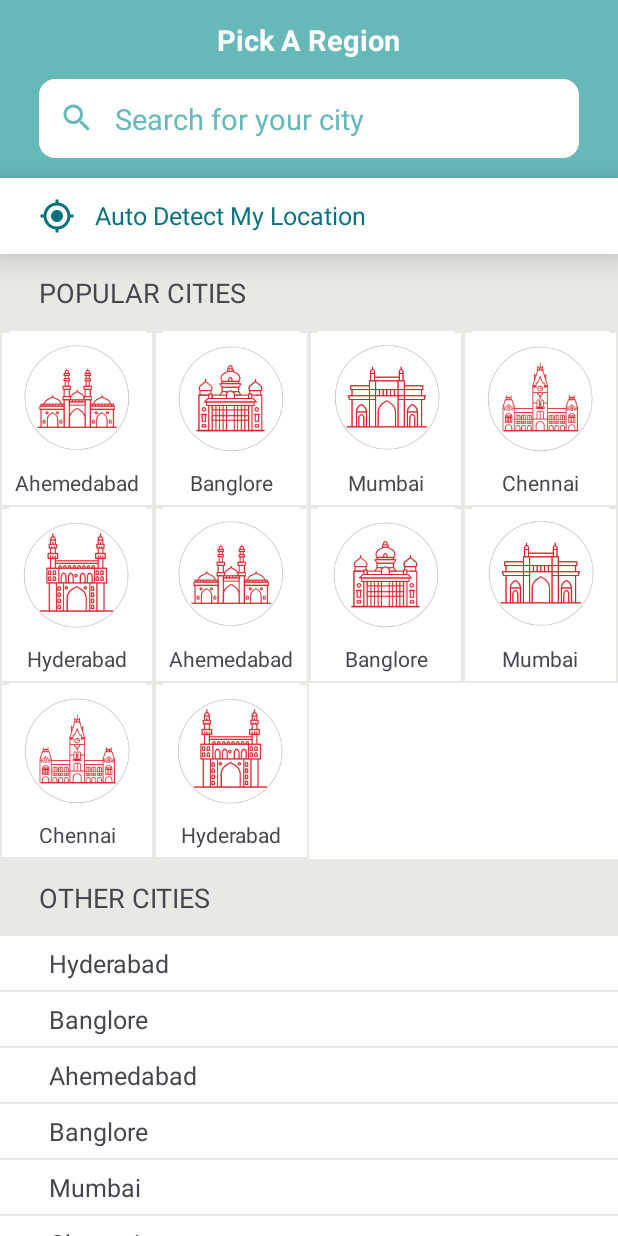
After one commit to Zariya-101/zariya-android-app, an Android app: the LocationFragment screen opened through its navigation route, on a phone screen of 412 x 824 dp. The commit adds this screen. Run offline under Robolectric (Android 15) with nearby library versions, the phone set to English and light mode, and no system bars; our stand-ins replace sdp/ssp sizes.

Commit message:
LocationFragment

```diff
--- /dev/null
+++ b/app/src/main/java/com/zariya/zariya/adapter/OtherCitiesAdapter.kt
@@ -0,0 +1,38 @@
+package com.zariya.zariya.adapter
+
+import android.content.Context
+import android.view.LayoutInflater
+import android.view.ViewGroup
+import androidx.recyclerview.widget.RecyclerView
+import com.zariya.zariya.databinding.OtherCityItemBinding
+
+
+class OtherCitiesAdapter (
+    private val context: Context,
+    private val cityNames: IntArray,
+
+) : RecyclerView.Adapter<OtherCitiesAdapter.MyViewHolder>() {
+
+    override fun onCreateViewHolder(parent: ViewGroup, viewType: Int): MyViewHolder {
+        val mBinding = OtherCityItemBinding.inflate(
+            LayoutInflater.from(
+                context
+            ), parent, false
+        )
+        return MyViewHolder(mBinding)
+    }
+
+    override fun onBindViewHolder(holder: MyViewHolder, position: Int) {
+
+        holder.mBinding.cityNameTextView.setText(cityNames.get(position))
+    }
+
+    override fun getItemCount(): Int {
+        return cityNames.size
+    }
+
+    inner class MyViewHolder(var mBinding: OtherCityItemBinding) :
+        RecyclerView.ViewHolder(
+            mBinding.root
+        )
+}
--- /dev/null
+++ b/app/src/main/java/com/zariya/zariya/adapter/PopularCitiesAdapter.kt
@@ -0,0 +1,40 @@
+package com.zariya.zariya.adapter
+
+import android.content.Context
+import android.view.LayoutInflater
+import android.view.ViewGroup
+import androidx.recyclerview.widget.RecyclerView
+import com.zariya.zariya.adapter.PopularCitiesAdapter.MyViewHolder
+import com.zariya.zariya.databinding.PopularCityItemBinding
+
+class PopularCitiesAdapter(
+    private val context: Context,
+    private val cityNames: IntArray,
+    private val cityImages: IntArray
+
+    ) : RecyclerView.Adapter<MyViewHolder>() {
+
+    override fun onCreateViewHolder(parent: ViewGroup, viewType: Int): MyViewHolder {
+        val mBinding = PopularCityItemBinding.inflate(
+            LayoutInflater.from(
+                context
+            ), parent, false
+        )
+        return MyViewHolder(mBinding)
+    }
+
+    override fun onBindViewHolder(holder: MyViewHolder, position: Int) {
+
+        holder.mBinding.cityImageView.setImageResource(cityImages.get(position))
+         holder.mBinding.cityNameTextView.setText(cityNames.get(position))
+    }
+
+    override fun getItemCount(): Int {
+        return cityImages.size
+    }
+
+    inner class MyViewHolder(var mBinding: PopularCityItemBinding) :
+        RecyclerView.ViewHolder(
+            mBinding.root
+        )
+}
--- /dev/null
+++ b/app/src/main/java/com/zariya/zariya/auth/presentation/fragment/LocationFragment.kt
@@ -0,0 +1,84 @@
+package com.zariya.zariya.auth.presentation.fragment
+
+import android.os.Bundle
+import android.text.Editable
+import android.text.TextWatcher
+import android.view.LayoutInflater
+import android.view.View
+import android.view.ViewGroup
+import androidx.fragment.app.Fragment
+import androidx.recyclerview.widget.GridLayoutManager
+import androidx.recyclerview.widget.LinearLayoutManager
+import com.zariya.zariya.R
+import com.zariya.zariya.adapter.OtherCitiesAdapter
+import com.zariya.zariya.adapter.PopularCitiesAdapter
+import com.zariya.zariya.databinding.FragmentLocationBinding
+
+
+class LocationFragment : Fragment() {
+
+    private lateinit var binding: FragmentLocationBinding
+    private val cityImages =
+        intArrayOf(
+            R.drawable.ahemdabad, R.drawable.banglore, R.drawable.mumbai,
+            R.drawable.chennai, R.drawable.hyderabad,
+            R.drawable.ahemdabad, R.drawable.banglore, R.drawable.mumbai,
+            R.drawable.chennai, R.drawable.hyderabad,
+        )
+
+    private val cityNames =
+        intArrayOf(R.string.ahmedabad,R.string.banglore,R.string.mumbai,R.string.chennai,R.string.hyderbad,R.string.ahmedabad,R.string.banglore,R.string.mumbai,R.string.chennai,R.string.hyderbad)
+    private lateinit var popularCitiesAdapter: PopularCitiesAdapter
+
+    private val otherCityNames =
+        intArrayOf(R.string.hyderbad,R.string.banglore,R.string.ahmedabad,R.string.banglore,R.string.mumbai,R.string.chennai,R.string.hyderbad)
+
+    private lateinit var otherCitiesAdapter: OtherCitiesAdapter
+
+    override fun onCreateView(
+        inflater: LayoutInflater, container: ViewGroup?,
+        savedInstanceState: Bundle?
+    ): View {
+        binding = FragmentLocationBinding.inflate(inflater)
+        return binding.root
+    }
+
+    override fun onViewCreated(view: View, savedInstanceState: Bundle?) {
+        super.onViewCreated(view, savedInstanceState)
+
+
+        showCitiesList()
+        setSearchFunctionality()
+
+    }
+
+    private fun setSearchFunctionality() {
+
+        binding.searchEditText.addTextChangedListener(object : TextWatcher {
+
+            override fun beforeTextChanged(s: CharSequence, start: Int, count: Int, after: Int) {}
+
+            override fun onTextChanged(s: CharSequence, start: Int, before: Int, count: Int) {}
+
+            override fun afterTextChanged(s: Editable) {
+                val search = s.toString()
+
+            }
+        });
+    }
+
+    private fun showCitiesList() {
+
+        val layoutManager = GridLayoutManager(activity, 4)
+        binding.rvPopularCities.setLayoutManager(layoutManager)
+        popularCitiesAdapter =  PopularCitiesAdapter(requireActivity(), cityNames,cityImages)
+        binding.rvPopularCities.setAdapter(popularCitiesAdapter)
+
+
+        binding.rvOtherCities.setLayoutManager(LinearLayoutManager(context))
+        otherCitiesAdapter = OtherCitiesAdapter(requireActivity(),otherCityNames)
+        binding.rvOtherCities.setAdapter(otherCitiesAdapter)
+
+    }
+
+}
--- a/app/src/main/java/com/zariya/zariya/auth/presentation/fragment/WelcomeFragment.kt
+++ b/app/src/main/java/com/zariya/zariya/auth/presentation/fragment/WelcomeFragment.kt
@@ -59,6 +59,7 @@ class WelcomeFragment : Fragment() {
         }
         binding.btnSkip.setOnClickListener {
            binding.viewPager.currentItem = 3
+            it.findNavController().navigate(WelcomeFragmentDirections.actionWelcomeToLocation())
         }
     }
 
--- /dev/null
+++ b/app/src/main/res/drawable/baseline_search_24.xml
@@ -0,0 +1,5 @@
+<vector android:height="24dp" android:tint="#000000"
+    android:viewportHeight="24" android:viewportWidth="24"
+    android:width="24dp" xmlns:android="http://schemas.android.com/apk/res/android">
+    <path android:fillColor="@android:color/white" android:pathData="M15.5,14h-0.79l-0.28,-0.27C15.41,12.59 16,11.11 16,9.5 16,5.91 13.09,3 9.5,3S3,5.91 3,9.5 5.91,16 9.5,16c1.61,0 3.09,-0.59 4.23,-1.57l0.27,0.28v0.79l5,4.99L20.49,19l-4.99,-5zM9.5,14C7.01,14 5,11.99 5,9.5S7.01,5 9.5,5 14,7.01 14,9.5 11.99,14 9.5,14z"/>
+</vector>
--- /dev/null
+++ b/app/src/main/res/drawable/outline_my_location_24.xml
@@ -0,0 +1,5 @@
+<vector android:height="24dp" android:tint="#000000"
+    android:viewportHeight="24" android:viewportWidth="24"
+    android:width="24dp" xmlns:android="http://schemas.android.com/apk/res/android">
+    <path android:fillColor="@android:color/white" android:pathData="M12,8c-2.21,0 -4,1.79 -4,4s1.79,4 4,4 4,-1.79 4,-4 -1.79,-4 -4,-4zM20.94,11c-0.46,-4.17 -3.77,-7.48 -7.94,-7.94L13,1h-2v2.06C6.83,3.52 3.52,6.83 3.06,11L1,11v2h2.06c0.46,4.17 3.77,7.48 7.94,7.94L11,23h2v-2.06c4.17,-0.46 7.48,-3.77 7.94,-7.94L23,13v-2h-2.06zM12,19c-3.87,0 -7,-3.13 -7,-7s3.13,-7 7,-7 7,3.13 7,7 -3.13,7 -7,7z"/>
+</vector>
--- a/app/src/main/res/drawable/round_corner20.xml
+++ b/app/src/main/res/drawable/round_corner20.xml
@@ -1,6 +1,7 @@
 <?xml version="1.0" encoding="utf-8"?>
 <shape xmlns:android="http://schemas.android.com/apk/res/android"
     android:shape="rectangle">
-    <corners android:radius="@dimen/_20sdp" />
+    <stroke android:color="@color/yellow_background" android:width="1dp"/>
+    <solid android:color="@color/white"/>
 
 </shape>
--- /dev/null
+++ b/app/src/main/res/drawable/white_bg_edit_text.xml
@@ -0,0 +1,5 @@
+<?xml version="1.0" encoding="utf-8"?>
+<shape xmlns:android="http://schemas.android.com/apk/res/android">
+    <corners android:radius="@dimen/_8sdp" />
+    <solid android:color="@color/white" />
+</shape>
--- /dev/null
+++ b/app/src/main/res/layout/fragment_location.xml
@@ -0,0 +1,102 @@
+<?xml version="1.0" encoding="utf-8"?>
+<androidx.constraintlayout.widget.ConstraintLayout
+    xmlns:android="http://schemas.android.com/apk/res/android"
+    xmlns:app="http://schemas.android.com/apk/res-auto"
+    xmlns:tools="http://schemas.android.com/tools"
+    android:layout_width="match_parent"
+    android:layout_height="match_parent"
+    tools:context=".auth.presentation.fragment.LocationFragment"
+    android:background="@color/yellow_background">
+
+    <androidx.appcompat.widget.LinearLayoutCompat
+        android:id="@+id/linearLayoutCompat"
+        android:layout_width="match_parent"
+        android:layout_height="wrap_content"
+        android:background="@color/blue_400"
+        android:gravity="center"
+        android:orientation="vertical"
+        app:layout_constraintEnd_toEndOf="parent"
+        app:layout_constraintStart_toStartOf="parent"
+        app:layout_constraintTop_toTopOf="parent">
+
+        <TextView
+            android:layout_width="wrap_content"
+            android:layout_height="wrap_content"
+            android:layout_marginTop="@dimen/_10sdp"
+            android:text="@string/pick_a_region"
+            android:textColor="@color/white"
+            android:textSize="@dimen/_15sdp"
+            android:textStyle="bold" />
+
+        <EditText
+            android:id="@+id/searchEditText"
+            android:layout_width="match_parent"
+            android:layout_height="wrap_content"
+            android:layout_marginHorizontal="@dimen/_20sdp"
+            android:layout_marginVertical="@dimen/_10sdp"
+            android:textSize="@dimen/_15sdp"
+            android:background="@drawable/white_bg_edit_text"
+            android:drawableStart="@drawable/baseline_search_24"
+            android:drawablePadding="@dimen/_10sdp"
+            android:inputType="text|textCapWords"
+            android:drawableTint="@color/blue_400"
+            android:hint="@string/search_for_your_city"
+            android:padding="@dimen/_10sdp"
+            android:textColorHint="@color/blue_400" />
+    </androidx.appcompat.widget.LinearLayoutCompat>
+
+    <TextView
+        android:id="@+id/textView2"
+        android:layout_width="match_parent"
+        android:layout_height="wrap_content"
+        android:background="@color/white"
+        android:drawableStart="@drawable/outline_my_location_24"
+        android:drawablePadding="@dimen/_10sdp"
+        android:drawableTint="@color/blue"
+        android:elevation="@dimen/_10sdp"
+        android:paddingHorizontal="@dimen/_20sdp"
+        android:paddingVertical="@dimen/_10sdp"
+        android:text="@string/auto_detect_my_location"
+        android:textColor="@color/blue"
+        android:textSize="@dimen/_13sdp"
+        app:layout_constraintEnd_toEndOf="parent"
+        app:layout_constraintStart_toStartOf="parent"
+        app:layout_constraintTop_toBottomOf="@+id/linearLayoutCompat" />
+
+    <TextView
+        android:id="@+id/textView3"
+        android:layout_width="match_parent"
+        android:layout_height="wrap_content"
+        android:paddingHorizontal="@dimen/_20sdp"
+        android:paddingVertical="@dimen/_10sdp"
+        android:text="POPULAR CITIES"
+        android:textSize="@dimen/_14sdp"
+        app:layout_constraintEnd_toEndOf="parent"
+        app:layout_constraintStart_toStartOf="parent"
+        app:layout_constraintTop_toBottomOf="@+id/textView2" />
+
+    <androidx.recyclerview.widget.RecyclerView
+        android:id="@+id/rvPopularCities"
+        android:layout_width="match_parent"
+        android:layout_height="wrap_content"
+        app:layout_constraintEnd_toEndOf="parent"
+        app:layout_constraintStart_toStartOf="parent"
+        android:background="@color/white"
+        app:layout_constraintTop_toBottomOf="@+id/textView3" />
+
+    <TextView
+        android:id="@+id/textView4"
+        android:layout_width="match_parent"
+        android:layout_height="wrap_content"
+        android:paddingHorizontal="@dimen/_20sdp"
+        android:paddingVertical="@dimen/_10sdp"
+        android:text="OTHER CITIES"
+        android:textSize="@dimen/_14sdp"
+        app:layout_constraintTop_toBottomOf="@+id/rvPopularCities" />
+
+    <androidx.recyclerview.widget.RecyclerView
+        android:id="@+id/rvOtherCities"
+        android:layout_width="match_parent"
+        android:layout_height="wrap_content"
+        app:layout_constraintTop_toBottomOf="@+id/textView4" />
+</androidx.constraintlayout.widget.ConstraintLayout>
--- /dev/null
+++ b/app/src/main/res/layout/other_city_item.xml
@@ -0,0 +1,20 @@
+<?xml version="1.0" encoding="utf-8"?>
+<androidx.constraintlayout.widget.ConstraintLayout xmlns:android="http://schemas.android.com/apk/res/android"
+    xmlns:app="http://schemas.android.com/apk/res-auto"
+    android:layout_width="match_parent"
+    android:layout_height="wrap_content"
+    android:background="@color/white"
+    android:layout_marginBottom="1dp">
+
+    <TextView
+        android:id="@+id/cityNameTextView"
+        android:layout_width="match_parent"
+        android:layout_height="wrap_content"
+        android:textSize="@dimen/_13sdp"
+        android:layout_marginLeft="@dimen/_20sdp"
+        android:padding="@dimen/_5sdp"
+        android:text="New Delhi"
+        app:layout_constraintStart_toStartOf="parent"
+        app:layout_constraintTop_toTopOf="parent" />
+
+</androidx.constraintlayout.widget.ConstraintLayout>
--- /dev/null
+++ b/app/src/main/res/layout/popular_city_item.xml
@@ -0,0 +1,29 @@
+<?xml version="1.0" encoding="utf-8"?>
+<androidx.constraintlayout.widget.ConstraintLayout xmlns:android="http://schemas.android.com/apk/res/android"
+    xmlns:app="http://schemas.android.com/apk/res-auto"
+    android:layout_width="match_parent"
+    android:layout_height="wrap_content"
+    android:background="@drawable/round_corner20">
+
+    <ImageView
+        android:id="@+id/cityImageView"
+        android:layout_width="@dimen/_70sdp"
+        android:layout_height="@dimen/_70sdp"
+        android:src="@drawable/ahemdabad"
+        app:layout_constraintEnd_toEndOf="parent"
+        app:layout_constraintStart_toStartOf="parent"
+        app:layout_constraintTop_toTopOf="parent"
+      />
+
+    <TextView
+        android:id="@+id/cityNameTextView"
+        android:layout_width="match_parent"
+        android:layout_height="wrap_content"
+        android:gravity="center"
+        android:text="New Delhi"
+        android:paddingBottom="@dimen/_5sdp"
+        app:layout_constraintBottom_toBottomOf="parent"
+        app:layout_constraintEnd_toEndOf="parent"
+        app:layout_constraintStart_toStartOf="parent"
+        app:layout_constraintTop_toBottomOf="@+id/cityImageView" />
+</androidx.constraintlayout.widget.ConstraintLayout>
--- a/app/src/main/res/navigation/home_nav_graph.xml
+++ b/app/src/main/res/navigation/home_nav_graph.xml
@@ -24,6 +24,15 @@
         android:id="@+id/welcomeFragment"
         android:name="com.zariya.zariya.auth.presentation.fragment.WelcomeFragment"
         android:label="WelcomeFragment">
+        <action
+            android:id="@+id/actionWelcomeToLocation"
+            app:destination="@id/locationFragment" />
     </fragment>
 
+    <fragment
+        android:id="@+id/locationFragment"
+        android:name="com.zariya.zariya.auth.presentation.fragment.LocationFragment"
+        android:label="LocationFragment">
+
+    </fragment>
 </navigation>
--- a/app/src/main/res/values/colors.xml
+++ b/app/src/main/res/values/colors.xml
@@ -2,6 +2,9 @@
 <resources>
     <color name="black">#FF000000</color>
     <color name="white">#FFFFFFFF</color>
+    <color name="transparent">#00FFFFFF</color>
+
+
     <color name="dark_blue">#FF12263A</color>
     <color name="blue">#FF0C717E</color>
     <color name="blue_500">#FF0997A0</color>
@@ -10,7 +13,22 @@
     <color name="blue_200">#FFC5D8D1</color>
     <color name="blue_100">#FFDDE3DE</color>
 
+    <array name="array_dot_active">
+        <item>@color/dark_blue</item>
+        <item>@color/blue</item>
+        <item>@color/blue_500</item>
+        <item>@color/blue_400</item>
+    </array>
+
+    <array name="array_dot_inactive">
+        <item>@color/dark_yellow</item>
+        <item>@color/light_yellow</item>
+        <item>@color/yellow_light</item>
+        <item>@color/blue_100</item>
+    </array>
+
     <color name="dark_yellow">#FFF4D1AE</color>
     <color name="light_yellow">#FFEFDDC9</color>
     <color name="yellow_light">#FFE9E8E4</color>
+    <color name="yellow_background">#FFE9E8E4</color>
 </resources>
--- a/app/src/main/res/values/strings.xml
+++ b/app/src/main/res/values/strings.xml
@@ -1,5 +1,41 @@
 <resources>
     <string name="app_name">zariya</string>
-    <!-- TODO: Remove or change this placeholder text -->
+
     <string name="hello_blank_fragment">Hello blank fragment</string>
+    <string name="next">Next</string>
+    <string name="skip">Skip</string>
+    <string name="slder1" >Your next big break is just a profile away</string>
+    <string name="start">Start</string>
+    =======
+
+    <string name="login_heading">Let\'s get started</string>
+    <string name="login_sub_heading">Please enter your phone number and password to login</string>
+
+    <!--    Hint-->
+    <string name="password">Password</string>
+    <string name="phone">Phone Number</string>
+
+    <!--    CTA-->
+    <string name="login_via_otp">Login via OTP</string>
+    <string name="facebook">Facebook</string>
+    <string name="google">Google</string>
+
+    <string name="pick_a_region">Pick A Region</string>
+    <string name="search_for_your_city">Search for your city</string>
+    <string name="auto_detect_my_location">Auto Detect My Location</string>
+
+
+    <!--    Popular Cities-->
+    <string name="delhi">Delhi</string>
+    <string name="ahmedabad">Ahemedabad</string>
+    <string name="chennai">Chennai</string>
+    <string name="mumbai">Mumbai </string>
+    <string name="banglore">Banglore</string>
+    <string name="hyderbad">Hyderabad</string>
+    <string name="pune">Pune</string>
+    <string name="kolkata">Kolkata</string>
+    <string name="chandigarh">Chandigarh</string>
+    <string name="kochi">Kochi</string>
+
+    <!--    Other Cities-->
 </resources>
```
Also changed, not shown: app/src/main/res/drawable/ahemdabad.png (added), app/src/main/res/drawable/banglore.png (added), app/src/main/res/drawable/chennai.png (added), app/src/main/res/drawable/hyderabad.png (added), app/src/main/res/drawable/mumbai.png (added).
